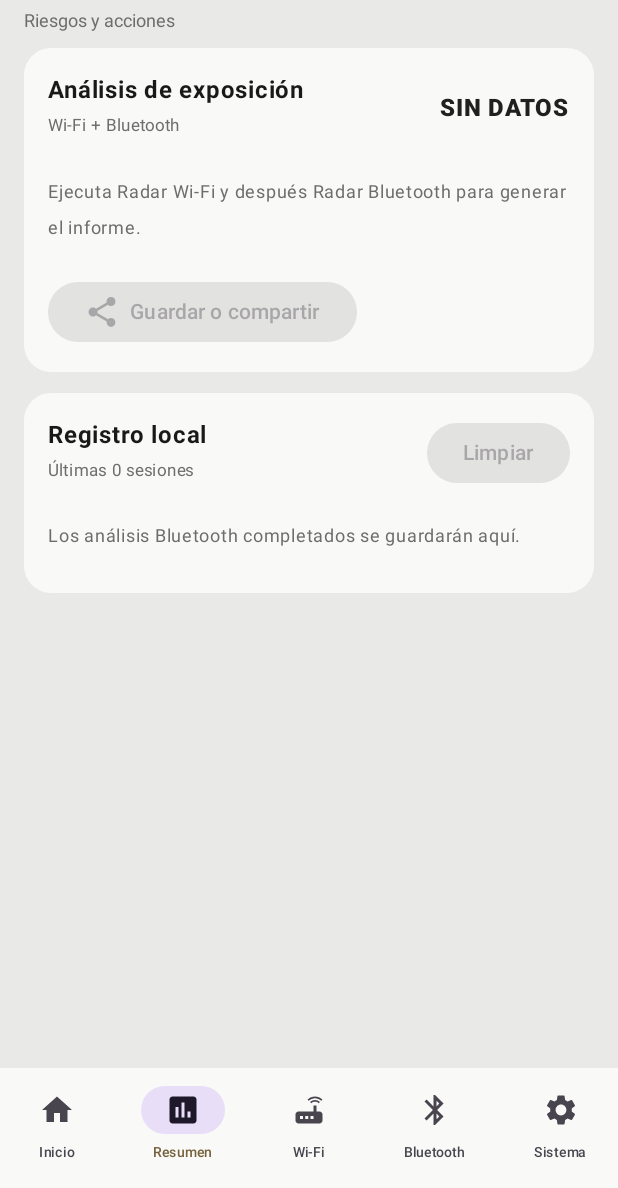
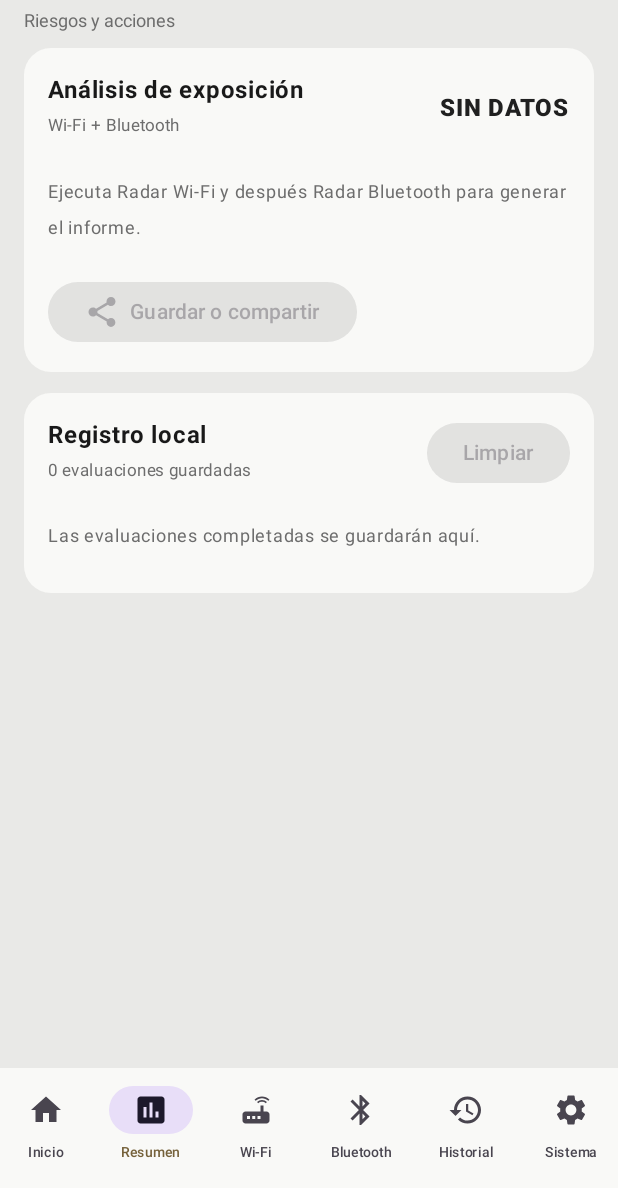
Before and after one commit to LuisNafate/vigia-suite-android, an Android app built with Jetpack Compose: the screen it shows after launch (MainActivity), item 2 of the bottom bar chosen, on a phone screen of 412 x 824 dp, the part 48-1236 px from its top. Run offline under Robolectric (Android 15) with nearby library versions, the phone set to English and light mode, and no system bars; our stand-ins replace Room's generated code; libraries missing offline, so code that uses them is left out: com.hoho.android; 6 statements that could not run were skipped.

Commit message:
feat(android): save complete evaluations to Room and add the Historial tab
UsbSerialController now hands each evaluation to the repository instead of writing summaries to SharedPreferences. It also keeps the sensor identity, firmware, protocol and truncation flags that VIGIA/2 already sends. A BLE failure during the guided evaluation is saved as incomplete instead of being dropped. MainActivity creates the repository, starts the migration, adds the Historial tab and asks for confirmation before clearing the history. The scoring formula and the command flow are unchanged.

```diff
--- a/app/src/main/java/com/vigiasuite/app/MainActivity.kt
+++ b/app/src/main/java/com/vigiasuite/app/MainActivity.kt
@@ -24,6 +24,7 @@ import androidx.compose.material.icons.Icons
 import androidx.compose.material.icons.filled.Bluetooth
 import androidx.compose.material.icons.filled.Assessment
 import androidx.compose.material.icons.filled.Cable
+import androidx.compose.material.icons.filled.History
 import androidx.compose.material.icons.filled.Home
 import androidx.compose.material.icons.filled.Radar
 import androidx.compose.material.icons.filled.Router
@@ -50,6 +51,7 @@ import androidx.compose.runtime.Composable
 import androidx.compose.runtime.collectAsState
 import androidx.compose.runtime.getValue
 import androidx.compose.runtime.mutableIntStateOf
+import androidx.compose.runtime.mutableStateOf
 import androidx.compose.runtime.remember
 import androidx.compose.runtime.setValue
 import androidx.compose.ui.platform.LocalContext
@@ -66,14 +68,17 @@ import java.util.Date
 
 class MainActivity : ComponentActivity() {
     private lateinit var serialController: UsbSerialController
+    private lateinit var history: HistoryRepository
 
     override fun onCreate(savedInstanceState: Bundle?) {
         super.onCreate(savedInstanceState)
-        serialController = UsbSerialController(this)
+        history = HistoryRepository.create(this)
+        history.start()
+        serialController = UsbSerialController(this, history)
         serialController.register()
         setContent {
             VigiaTheme {
-                VigiaApp(serialController)
+                VigiaApp(serialController, history)
             }
         }
     }
@@ -109,14 +114,16 @@ private fun VigiaTheme(content: @Composable () -> Unit) {
 
 @OptIn(ExperimentalMaterial3Api::class)
 @Composable
-private fun VigiaApp(controller: UsbSerialController) {
+private fun VigiaApp(controller: UsbSerialController, history: HistoryRepository) {
     val state by controller.state.collectAsState()
+    val assessments by history.assessments.collectAsState()
     var selectedSection by remember { mutableIntStateOf(0) }
     val sections = listOf(
         Triple("Inicio", Icons.Default.Home, "Conectar y evaluar"),
         Triple("Resumen", Icons.Default.Assessment, "Riesgos y acciones"),
         Triple("Wi-Fi", Icons.Default.Router, "Redes detectadas"),
         Triple("Bluetooth", Icons.Default.Bluetooth, "Dispositivos cercanos"),
+        Triple("Historial", Icons.Default.History, "Evaluaciones guardadas"),
         Triple("Sistema", Icons.Default.Settings, "Diagnóstico técnico"),
     )
 
@@ -155,9 +162,10 @@ private fun VigiaApp(controller: UsbSerialController) {
         ) {
             when (selectedSection) {
                 0 -> HomeSection(state, controller) { selectedSection = 1 }
-                1 -> { AnalysisCard(state, controller); HistoryCard(state.history, controller) }
+                1 -> { AnalysisCard(state, controller); HistoryCard(assessments, history) { selectedSection = 4 } }
                 2 -> { SectionAction("Redes Wi-Fi", "Revisa redes abiertas, protección y canales.", "Actualizar redes", state.status == ConnectionStatus.CONNECTED) { controller.send("SCAN_WIFI") }; WifiResultsCard(state.wifiNetworks) }
                 3 -> { SectionAction("Dispositivos Bluetooth", "Observa cercanía y privacidad sin conectarte a terceros.", "Actualizar dispositivos", state.status == ConnectionStatus.CONNECTED) { controller.send("SCAN_BLE") }; BleResultsCard(state.bleDevices) }
+                4 -> HistorySection(history, assessments)
                 else -> { Text("HERRAMIENTAS DEL SENSOR", color = Muted, fontSize = 12.sp, fontWeight = FontWeight.Bold); ModuleGrid(state.status == ConnectionStatus.CONNECTED, controller); ConsoleCard(state.console) }
             }
             Spacer(Modifier.height(24.dp))
@@ -273,23 +281,32 @@ private fun AnalysisCard(state: SerialUiState, controller: UsbSerialController)
 }
 
 @Composable
-private fun HistoryCard(history: List<AnalysisRecord>, controller: UsbSerialController) {
+private fun HistoryCard(history: List<AssessmentEntity>, repository: HistoryRepository, openHistory: () -> Unit) {
+    var confirmClear by remember { mutableStateOf(false) }
     Card(colors = CardDefaults.cardColors(containerColor = Panel), shape = RoundedCornerShape(18.dp)) {
         Column(Modifier.padding(16.dp), verticalArrangement = Arrangement.spacedBy(9.dp)) {
             Row(Modifier.fillMaxWidth(), horizontalArrangement = Arrangement.SpaceBetween, verticalAlignment = Alignment.CenterVertically) {
-                Column { Text("Registro local", fontWeight = FontWeight.Bold); Text("Últimas ${history.size} sesiones", color = Muted, fontSize = 11.sp) }
-                Button(enabled = history.isNotEmpty(), onClick = controller::clearHistory, colors = ButtonDefaults.buttonColors(containerColor = PanelSoft, contentColor = Cyan)) { Text("Limpiar") }
+                Column { Text("Registro local", fontWeight = FontWeight.Bold); Text("${history.size} evaluaciones guardadas", color = Muted, fontSize = 11.sp) }
+                Button(enabled = history.isNotEmpty(), onClick = { confirmClear = true }, colors = ButtonDefaults.buttonColors(containerColor = PanelSoft, contentColor = Cyan)) { Text("Limpiar") }
             }
-            if (history.isEmpty()) EmptyResult("Los análisis Bluetooth completados se guardarán aquí.")
+            if (history.isEmpty()) EmptyResult("Las evaluaciones completadas se guardarán aquí.")
             history.take(5).forEach { item ->
                 HorizontalDivider(color = PanelSoft)
                 Row(Modifier.fillMaxWidth(), horizontalArrangement = Arrangement.SpaceBetween) {
-                    Column { Text(DateFormat.getDateTimeInstance(DateFormat.SHORT, DateFormat.SHORT).format(Date(item.createdAt)), fontSize = 12.sp); Text("${item.wifiTotal} Wi-Fi · ${item.bleTotal} BLE", color = Muted, fontSize = 11.sp) }
+                    Column { Text(DateFormat.getDateTimeInstance(DateFormat.SHORT, DateFormat.SHORT).format(Date(item.createdAt)), fontSize = 12.sp); Text("${item.wifiCount ?: "—"} Wi-Fi · ${item.bleCount ?: "—"} BLE", color = Muted, fontSize = 11.sp) }
                     Text("${item.score}/100 · ${item.level}", color = Cyan, fontWeight = FontWeight.Bold, fontSize = 12.sp)
                 }
             }
+            if (history.isNotEmpty()) Button(onClick = openHistory, colors = ButtonDefaults.buttonColors(containerColor = PanelSoft, contentColor = Cyan)) { Text("Ver historial completo") }
         }
     }
+    if (confirmClear) ConfirmDialog(
+        title = "Eliminar todo el historial",
+        text = "Se eliminarán las ${history.size} evaluaciones guardadas en este teléfono, con todas sus observaciones. No se puede deshacer.",
+        confirm = "Eliminar todo",
+        onConfirm = { confirmClear = false; repository.launch { deleteAll() } },
+        onDismiss = { confirmClear = false },
+    )
 }
 
 @Composable
```
Also changed, not shown: app/src/main/java/com/vigiasuite/app/UsbSerialController.kt (+45 -49 lines).
